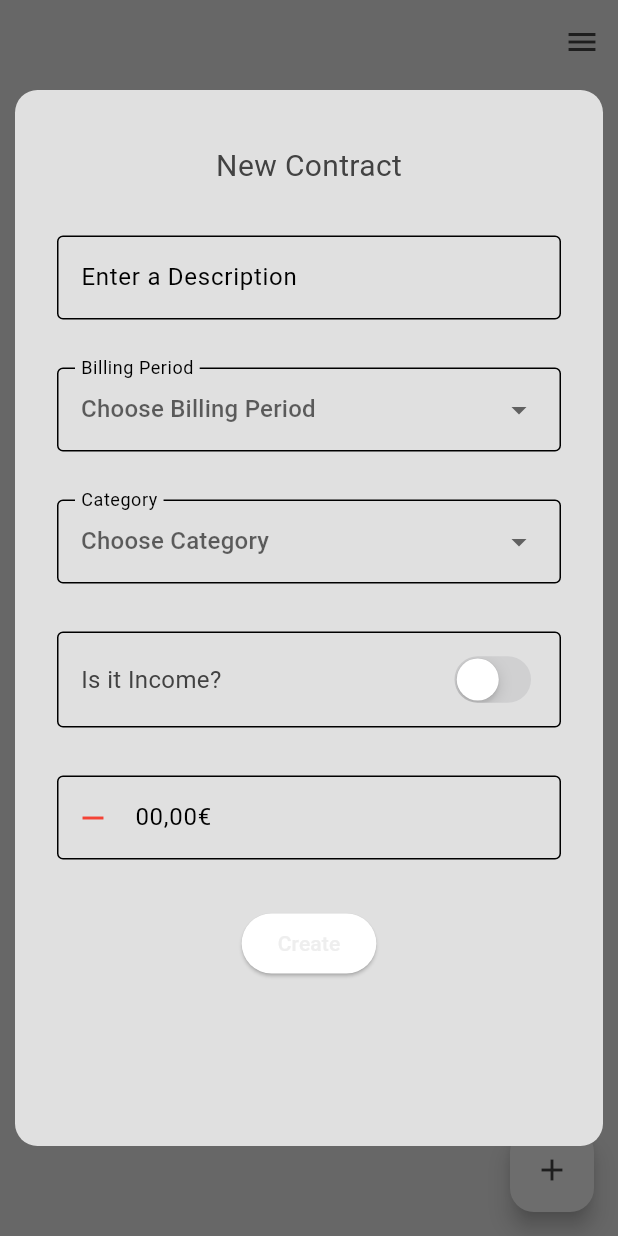
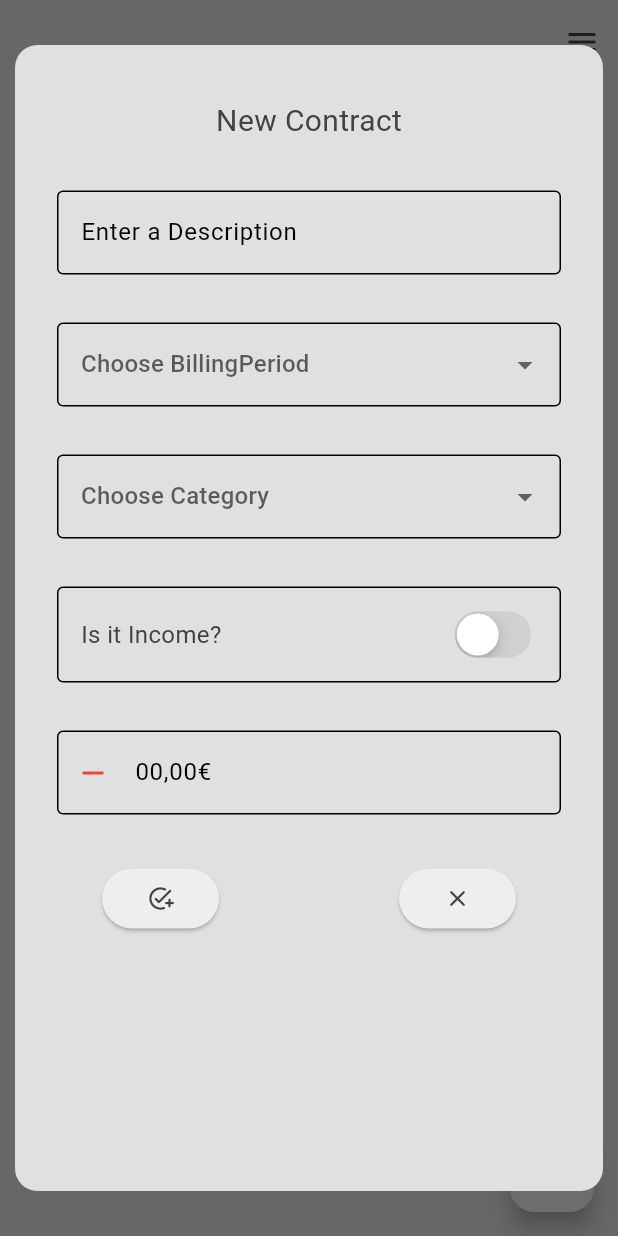
Before and after one commit to Astanto96/FixedFundsFlow, a Flutter app: the screen it shows after launch, after a tap on the "add" icon, on a phone screen of 412 x 824 dp. Run offline on Flutter 3.47's test engine with Material 3 defaults, Android fonts, the phone set to English and light mode, and no system bars; our stand-ins replace flutter_riverpod, riverpod.

Commit message:
Create Contract Dialog WiP

```diff
--- a/lib/widgets/contract_form_dialog.dart
+++ b/lib/widgets/contract_form_dialog.dart
@@ -23,11 +23,11 @@ class ContractFormState extends ConsumerState<ContractFormDialog> {
   @override
   Widget build(BuildContext context) {
     final categorysList = ref.watch(categoryslistProvider);
-    catmodel.Category selectedCategory = categorysList.first;
+    catmodel.Category? selectedCategory;
 
     return Dialog(
       backgroundColor: Colors.transparent,
-      insetPadding: const EdgeInsets.fromLTRB(10, 60, 10, 60),
+      insetPadding: const EdgeInsets.fromLTRB(10, 30, 10, 30),
       child: Container(
           decoration: BoxDecoration(
             color: Theme.of(context).colorScheme.background,
@@ -57,8 +57,8 @@ class ContractFormState extends ConsumerState<ContractFormDialog> {
                           border: OutlineInputBorder(),
                           hintText: "Enter a Description",
                         ),
-                        onSaved: (value) {
-                          _description = value ?? "";
+                        onSaved: (newValue) {
+                          _description = newValue ?? "";
                         },
                         validator: (value) {
                           if (value == null || value.isEmpty) {
@@ -71,56 +71,53 @@ class ContractFormState extends ConsumerState<ContractFormDialog> {
                     Padding(
                       padding: const EdgeInsets.symmetric(
                           horizontal: 8, vertical: 16),
-                      child: InputDecorator(
+                      child: DropdownButtonFormField<BillingPeriod>(
                         decoration: const InputDecoration(
                           border: OutlineInputBorder(),
-                          labelText: 'Billing Period',
                         ),
-                        child: DropdownButtonHideUnderline(
-                            child: DropdownButton<BillingPeriod>(
-                          hint: const Text("Choose Billing Period"),
-                          isDense: true,
+                        validator: (value) => value == null
+                            ? 'please choose a billing period'
+                            : null,
+                        hint: const Text("Choose BillingPeriod"),
                         onChanged: (newValue) {
                           setState(() {
                             _billingPeriod = newValue!;
                           });
                         },
-                          items:
-                              BillingPeriod.values.map((BillingPeriod period) {
-                            return DropdownMenuItem<BillingPeriod>(
+                        items: BillingPeriod.values
+                            .map(
+                              (period) => DropdownMenuItem(
                                 value: period,
-                              child: Text(period.toString().split('.').last),
-                            );
-                          }).toList(),
-                        )),
+                                child: Text(period.name),
+                              ),
+                            )
+                            .toList(),
                       ),
                     ),
                     Padding(
                       padding: const EdgeInsets.symmetric(
                           horizontal: 8, vertical: 16),
-                      child: InputDecorator(
+                      child: DropdownButtonFormField<catmodel.Category>(
                         decoration: const InputDecoration(
                           border: OutlineInputBorder(),
-                          labelText: "Category",
                         ),
-                        child: DropdownButtonHideUnderline(
-                          child: DropdownButton<catmodel.Category>(
+                        validator: (value) =>
+                            value == null ? 'please choose a category' : null,
+                        value: selectedCategory,
                         hint: const Text("Choose Category"),
-                            isDense: true,
                         onChanged: (newValue) {
                           setState(() {
-                                selectedCategory = newValue!;
+                            selectedCategory = newValue;
                           });
                         },
-                            items:
-                                categorysList.map((catmodel.Category category) {
-                              return DropdownMenuItem(
+                        items: categorysList
+                            .map(
+                              (category) => DropdownMenuItem(
                                 value: category,
                                 child: Text(category.description),
-                              );
-                            }).toList(),
                               ),
-                        ),
+                            )
+                            .toList(),
                       ),
                     ),
                     Padding(
@@ -178,7 +175,7 @@ class ContractFormState extends ConsumerState<ContractFormDialog> {
                         },
                         validator: (value) {
                           if (value == null || value.isEmpty) {
-                            return "Please enter a description";
+                            return "Please enter the amount";
                             //Überarbeiten!
                           }
                           return null;
@@ -187,25 +184,64 @@ class ContractFormState extends ConsumerState<ContractFormDialog> {
                     ),
                     Padding(
                         padding: const EdgeInsets.symmetric(
-                          horizontal: 8, vertical: 16),
-                      child: ElevatedButton(
+                            horizontal: 38, vertical: 16),
+                        child: Row(
+                          mainAxisAlignment: MainAxisAlignment.spaceBetween,
+                          children: <Widget>[
+                            ElevatedButton(
+                              style: ButtonStyle(
+                                backgroundColor: MaterialStatePropertyAll(
+                                    Theme.of(context).colorScheme.primary),
+                                foregroundColor: MaterialStatePropertyAll(
+                                    Theme.of(context)
+                                        .colorScheme
+                                        .inversePrimary),
+                                padding: const MaterialStatePropertyAll(
+                                  EdgeInsets.symmetric(
+                                      vertical: 10, horizontal: 30),
+                                ),
+                              ),
                               onPressed: () {
                                 if (_formKey.currentState!.validate()) {
                                   _formKey.currentState!.save();
 
                                   ref
                                       .read(contractslistProvider.notifier)
-                                .addContract(_description, _billingPeriod,
-                                    selectedCategory, _isIncome, _amount);
+                                      .addContract(
+                                          _description,
+                                          _billingPeriod,
+                                          selectedCategory!,
+                                          _isIncome,
+                                          _amount);
                                   ScaffoldMessenger.of(context).showSnackBar(
-                              const SnackBar(content: Text("Contract created")),
+                                    const SnackBar(
+                                        content: Text("Contract created")),
                                   );
                                   Navigator.of(context).pop();
                                 }
                               },
-                        child: const Text("Create"),
+                              child: const Icon(Icons.add_task_rounded),
+                            ),
+                            ElevatedButton(
+                              style: ButtonStyle(
+                                backgroundColor: MaterialStatePropertyAll(
+                                    Theme.of(context).colorScheme.primary),
+                                foregroundColor: MaterialStatePropertyAll(
+                                    Theme.of(context)
+                                        .colorScheme
+                                        .inversePrimary),
+                                padding: const MaterialStatePropertyAll(
+                                  EdgeInsets.symmetric(
+                                      vertical: 10, horizontal: 30),
                                 ),
                               ),
+                              onPressed: () {
+                                Navigator.of(context).pop();
+                              },
+                              child: const Icon(Icons.close_rounded),
+                            ),
+                          ],
+                        )),
                   ],
                 ),
               ),
```
Lines whose indentation alone changed are shown as unchanged.
